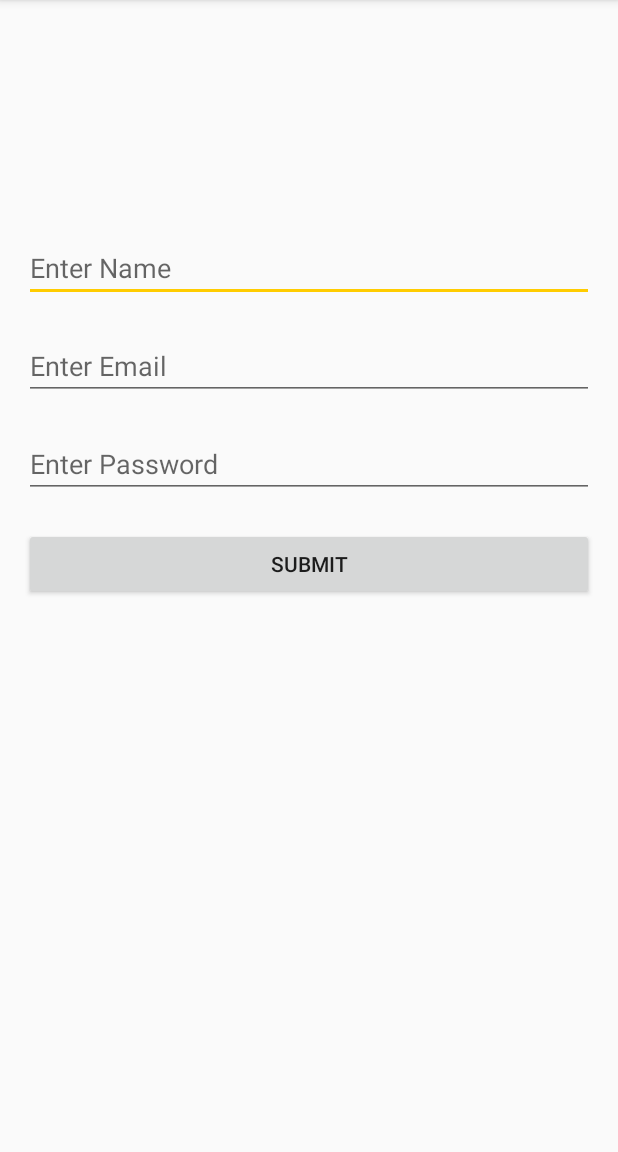
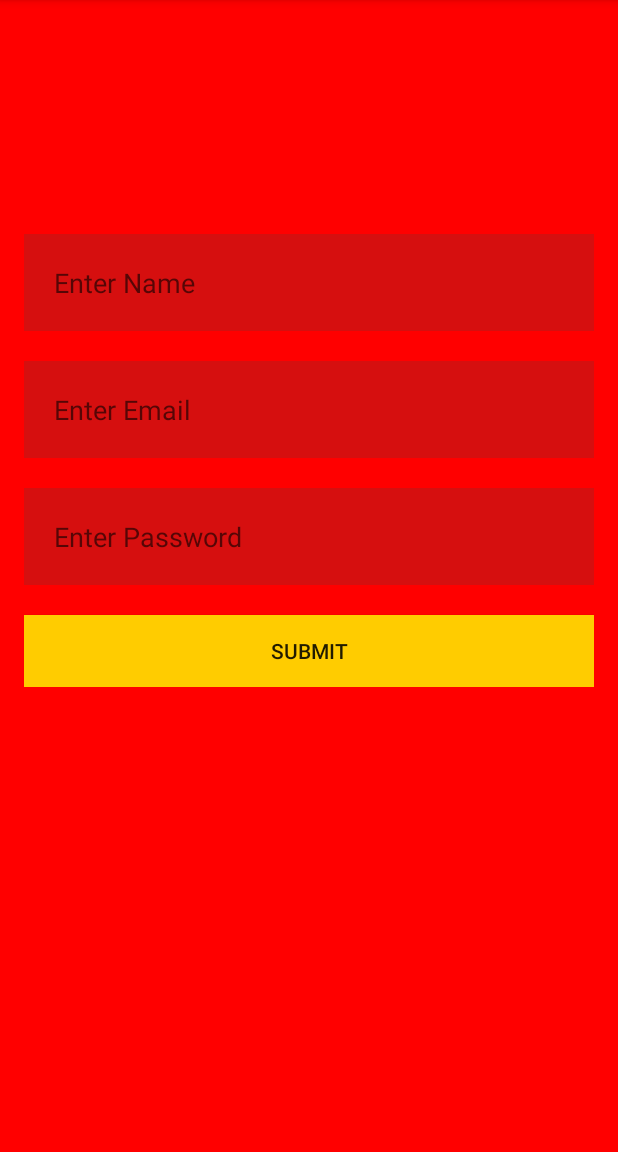
Before and after one commit to neelratanguria/ProjectOne2, an Android app: the Signup screen opened directly, with no data from a screen before it, after a tap on "SUBMIT", on a phone screen of 412 x 824 dp, the part 84-1236 px from its top. Run offline under Robolectric (Android 15) with nearby library versions, the phone set to English and light mode, and no system bars; our stand-ins replace Firebase (no records; nobody signed in at launch, a user with empty details on screens opened directly).

Commit message:
New sign up layout Added username

```diff
--- a/app/src/main/java/com/estacy/neel/projectone/Signup.java
+++ b/app/src/main/java/com/estacy/neel/projectone/Signup.java
@@ -1,10 +1,13 @@
 package com.estacy.neel.projectone;
 
 import android.app.ProgressDialog;
+import android.content.Intent;
+import android.os.Handler;
 import android.support.annotation.NonNull;
 import android.support.v7.app.AppCompatActivity;
 import android.os.Bundle;
 import android.text.TextUtils;
+import android.util.Log;
 import android.view.View;
 import android.widget.Button;
 import android.widget.TextView;
@@ -14,26 +17,40 @@ import com.google.android.gms.tasks.OnCompleteListener;
 import com.google.android.gms.tasks.Task;
 import com.google.firebase.auth.AuthResult;
 import com.google.firebase.auth.FirebaseAuth;
+import com.google.firebase.auth.FirebaseUser;
+import com.google.firebase.database.DatabaseReference;
+import com.google.firebase.database.FirebaseDatabase;
 
 public class Signup extends AppCompatActivity {
 
     private Button mbuttonRegister;
     private TextView mEditTextEmail;
     private TextView mEditTextPassword;
+    private TextView mEditTextName;
     private ProgressDialog mProgress;
+
     private FirebaseAuth firebaseAuth;
+    private DatabaseReference mDatabase;
+    private FirebaseUser mCurrentUser;
+    private DatabaseReference mUserDatabase;
 
     @Override
     protected void onCreate(Bundle savedInstanceState) {
         super.onCreate(savedInstanceState);
+
         setContentView(R.layout.activity_signup);
+
 
         firebaseAuth = FirebaseAuth.getInstance();
         mbuttonRegister = (Button) findViewById(R.id.btnSignupSubmit);
         mEditTextEmail = (TextView) findViewById(R.id.editEmailSignup);
         mEditTextPassword = (TextView) findViewById(R.id.editPassSignup);
+        mEditTextName = (TextView) findViewById(R.id.editName);
 
-        mProgress = new ProgressDialog(this);
+
+
+
+
 
         mbuttonRegister.setOnClickListener(new View.OnClickListener() {
             @Override
@@ -46,26 +63,73 @@ public class Signup extends AppCompatActivity {
 
     private void registerUser(){
 
-        String email = mEditTextEmail.getText().toString().trim();
-        String pass = mEditTextPassword.getText().toString().trim();
+        final String email = mEditTextEmail.getText().toString().trim();
+        final String pass = mEditTextPassword.getText().toString().trim();
+        final String username = mEditTextName.getText().toString().trim();
 
-        if(TextUtils.isEmpty(email) || TextUtils.isEmpty(pass)){
+
+        if(TextUtils.isEmpty(email) || TextUtils.isEmpty(pass) || TextUtils.isEmpty(username)){
             Toast.makeText(Signup.this, "Fields cannot be empty", Toast.LENGTH_LONG).show();
         }
         else
         {
-            mProgress.setMessage("Please wait....");
-            mProgress.show();
-
             firebaseAuth.createUserWithEmailAndPassword(email,pass).addOnCompleteListener(new OnCompleteListener<AuthResult>() {
                 @Override
                 public void onComplete(@NonNull Task<AuthResult> task) {
                     if (task.isSuccessful()){
                         Toast.makeText(Signup.this, "Registeration Successful", Toast.LENGTH_LONG).show();
+                        registerUserName();
+                    }
+                    else {
+                        Toast.makeText(Signup.this, "Error", Toast.LENGTH_LONG).show();
                     }
                 }
             });
-            mProgress.dismiss();
+
         }
     }
+
+    private void registerUserName(){
+
+
+
+        String email = mEditTextEmail.getText().toString().trim();
+        String pass = mEditTextPassword.getText().toString().trim();
+        final String username = mEditTextName.getText().toString().trim();
+        mProgress = new ProgressDialog(this);
+
+
+        firebaseAuth.signInWithEmailAndPassword(email,pass).addOnCompleteListener(new OnCompleteListener<AuthResult>() {
+            @Override
+            public void onComplete(@NonNull Task<AuthResult> task) {
+
+                mCurrentUser = firebaseAuth.getCurrentUser();
+
+
+                mProgress.setMessage("Wait...");
+
+                mUserDatabase = FirebaseDatabase.getInstance().getReference().child("Users").child(mCurrentUser.getUid());
+
+
+                mDatabase = FirebaseDatabase.getInstance().getReference().child("Username").child(mCurrentUser.getUid());
+
+
+                DatabaseReference newPost = mUserDatabase.push();
+
+                mProgress.show();
+
+
+                newPost.child("Username").setValue(username).addOnCompleteListener(new OnCompleteListener<Void>() {
+                    @Override
+                    public void onComplete(@NonNull Task<Void> task) {
+                        firebaseAuth.signOut();
+                        mProgress.dismiss();
+                        startActivity(new Intent(Signup.this, Launch.class));
+                    }
+                });
+
+            }
+
+        });
+    }
 }
--- a/app/src/main/res/layout/activity_signup.xml
+++ b/app/src/main/res/layout/activity_signup.xml
@@ -8,7 +8,8 @@
     android:paddingLeft="@dimen/activity_horizontal_margin"
     android:paddingRight="@dimen/activity_horizontal_margin"
     android:paddingTop="@dimen/activity_vertical_margin"
-    tools:context="com.estacy.neel.projectone.Signup">
+    tools:context="com.estacy.neel.projectone.Signup"
+    android:background="@color/colorPrimary">
 
     <ScrollView
         android:layout_width="match_parent"
@@ -26,26 +27,33 @@
                 android:id="@+id/editName"
                 android:layout_height="wrap_content"
                 android:hint="Enter Name"
-                android:layout_marginTop="140dp" />
+                android:layout_marginTop="140dp"
+                android:background="@color/colorPrimaryDark"
+                android:padding="20dp" />
 
             <EditText
                 android:layout_width="match_parent"
                 android:layout_height="wrap_content"
                 android:id="@+id/editEmailSignup"
                 android:hint="Enter Email"
-                android:layout_marginTop="20dp" />
+                android:layout_marginTop="20dp"
+                android:background="@color/colorPrimaryDark"
+                android:padding="20dp" />
             <EditText
                 android:layout_width="match_parent"
                 android:layout_height="wrap_content"
                 android:id="@+id/editPassSignup"
                 android:hint="Enter Password"
-                android:layout_marginTop="20dp" />
+                android:layout_marginTop="20dp"
+                android:background="@color/colorPrimaryDark"
+                android:padding="20dp" />
             <Button
                 android:layout_width="match_parent"
                 android:layout_height="wrap_content"
                 android:id="@+id/btnSignupSubmit"
                 android:text="Submit"
-                android:layout_marginTop="20dp" />
+                android:layout_marginTop="20dp"
+                android:background="@color/colorAccent" />
 
 
         </LinearLayout>
```
Also changed, not shown: app/build.gradle (+4 -10 lines).
